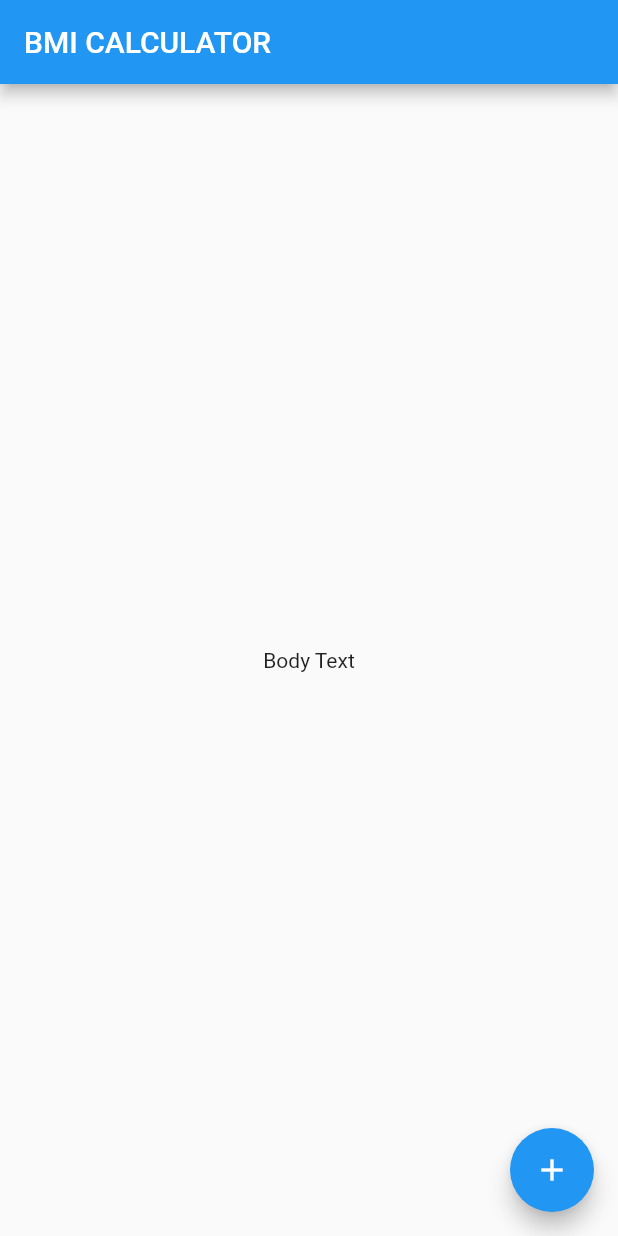
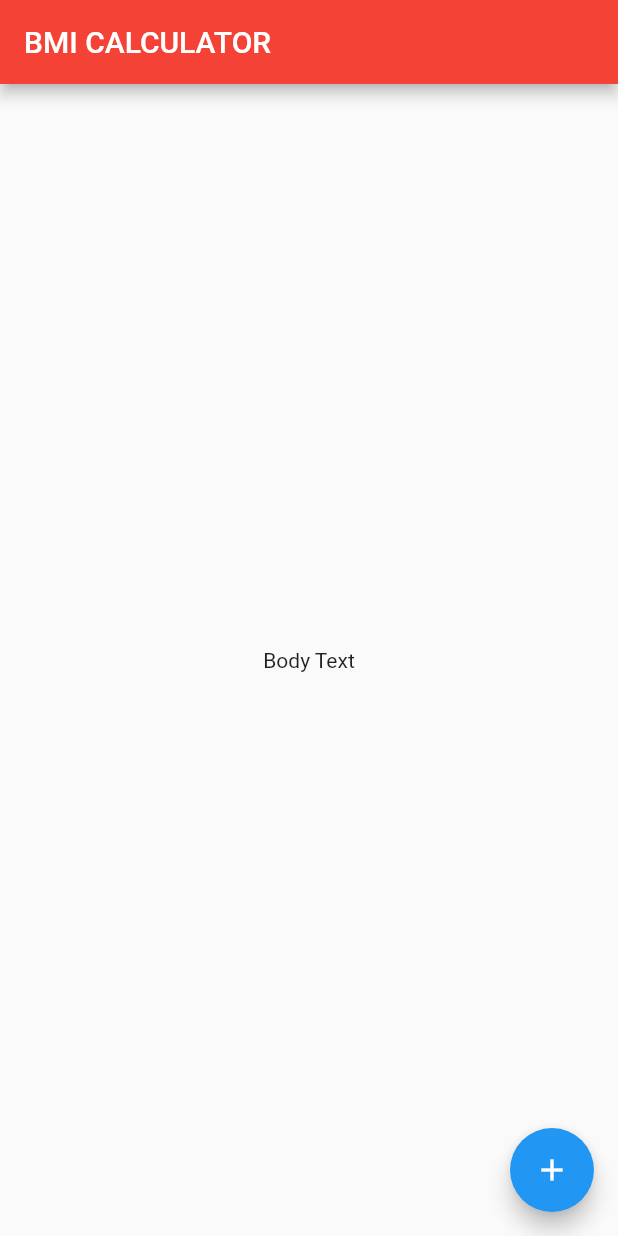
Before and after one commit to IamXolisaniNgcobo/bmi_calculator, a Flutter app: the screen it shows after launch, on a phone screen of 412 x 824 dp. Run offline on Flutter 3.47's test engine with Material 2 defaults, Android fonts, the phone set to English and light mode, and no system bars.

Commit message:
chengd theme color to red

```diff
--- a/lib/main.dart
+++ b/lib/main.dart
@@ -6,6 +6,9 @@ class BMICalculator extends StatelessWidget {
   @override
   Widget build(BuildContext context) {
     return MaterialApp(
+      theme: ThemeData(
+        primaryColor: Colors.red,
+      ),
       home: InputPage(),
     );
   }
```
